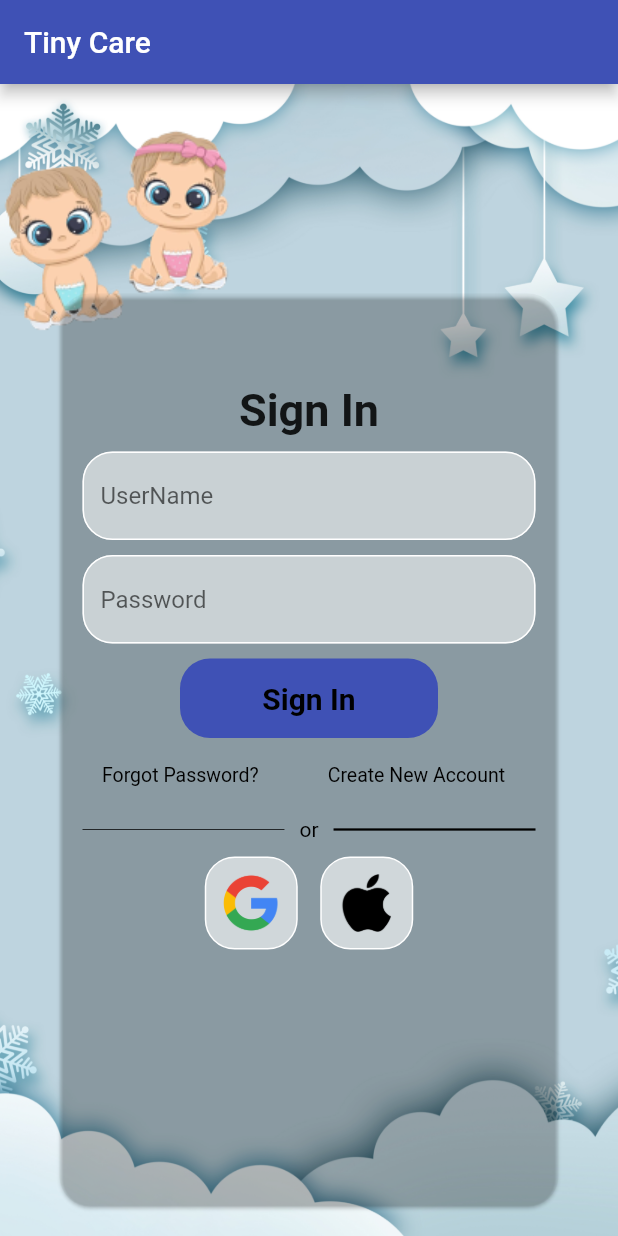
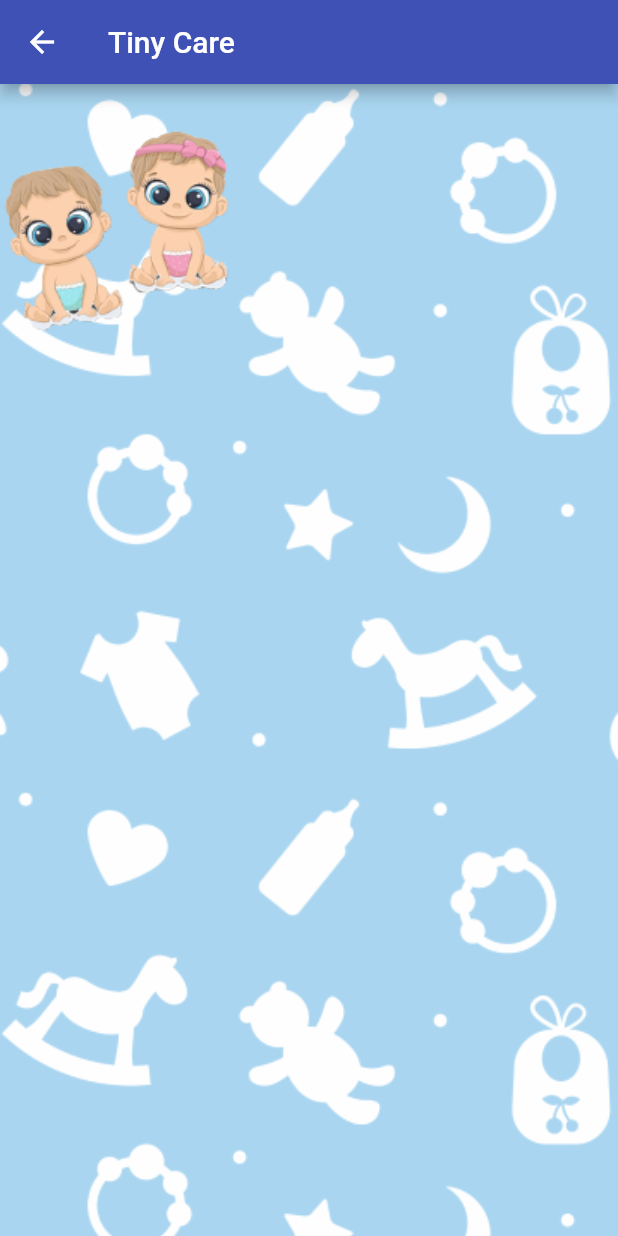
Before and after one commit to Chalana-98/Tiny_Care, a Flutter app: the screen it shows after launch, after a tap on "Sign In", on a phone screen of 412 x 824 dp. Run offline on Flutter 3.47's test engine with Material 2 defaults, Android fonts, the phone set to English and light mode, and no system bars; our stand-ins replace select_form_field.

Commit message:
home page
home page

```diff
--- a/lib/components/my_button.dart
+++ b/lib/components/my_button.dart
@@ -2,9 +2,10 @@ import 'package:flutter/material.dart';
 
 class MyButton extends StatefulWidget {
 
-   MyButton({Key? key, required this.onTap}) : super(key: key);
+   MyButton({Key? key, required this.onTap, required this.text}) : super(key: key);
 
   final Function()? onTap;
+  final String text ;
 
   @override
   State<MyButton> createState() => _MyButtonState();
@@ -16,14 +17,14 @@ class _MyButtonState extends State<MyButton> {
     return  GestureDetector(
       onTap: widget.onTap,
       child: Container(
-        padding: EdgeInsets.all(15),
+        padding: const EdgeInsets.all(15),
         margin: EdgeInsets.symmetric(horizontal: 80),
         decoration: BoxDecoration(color: Colors.indigo,
         borderRadius: BorderRadius.circular(20)),
-        child: const Center(
+        child: Center(
 
-         child: Text('Sign In',
-         style: TextStyle(color: Colors.black,
+         child: Text(widget.text,
+         style: const TextStyle(color: Colors.black,
          fontSize: 20,
          fontWeight: FontWeight.bold),),
 
--- /dev/null
+++ b/lib/screens/home_page.dart
@@ -0,0 +1,48 @@
+import 'package:flutter/material.dart';
+import 'package:tiny_care/widgets/background_image.dart';
+
+class HomePage extends StatefulWidget {
+  const HomePage({super.key});
+
+  @override
+  State<HomePage> createState() => _HomePageState();
+}
+
+class _HomePageState extends State<HomePage> {
+  @override
+  Widget build(BuildContext context) {
+      final size = MediaQuery.of(context).size;
+    return  Scaffold(
+             appBar: AppBar(
+        title: const Text("Tiny Care"),
+      ),
+
+      body:  Stack(
+
+              children: [
+             BackImg(),
+               Scaffold(
+                 backgroundColor: Colors.transparent,
+
+                 body: Stack(
+                  children: [
+                    Positioned(
+                          top: -size.width *0.42,
+                  left: -size.width * 0.48,
+
+                      child: Image.asset(
+                      'assets/images/bbyset1.png',
+                      width: 600,
+                      height: 600,
+
+                    )
+                      ),
+                  ],
+                 ),
+               ),
+              ],
+      ),
+
+    );
+  }
+}
--- a/lib/screens/login_page.dart
+++ b/lib/screens/login_page.dart
@@ -2,6 +2,7 @@ import 'package:flutter/material.dart';
 import 'package:tiny_care/components/my_button.dart';
 import 'package:tiny_care/components/my_textfield.dart';
 import 'package:tiny_care/components/square_tile.dart';
+import 'package:tiny_care/screens/home_page.dart';
 import 'package:tiny_care/screens/register_page.dart';
 import '../widgets/background_image.dart';
 
@@ -84,7 +85,7 @@ class _RootState extends State<Root> {
                             //User name
                             MyTextField(
                               controller: usernameController,
-                              hintText: 'UserName',
+                              hintText: 'User name',
                               obscureText: false,
                             ),
 
@@ -104,7 +105,13 @@ class _RootState extends State<Root> {
                               height: 10,
                             ),
                             MyButton(
-                              onTap: () {},
+                              text: 'Sign In',
+                                onTap: () => {
+                                      Navigator.push(
+                                      context,
+                                      MaterialPageRoute(builder: (context) => const HomePage()),
+                                      )
+                                      },
                             ),
 
                             const SizedBox(
@@ -161,10 +168,10 @@ class _RootState extends State<Root> {
                               height: 4,
                             ),
 
-                            Padding(
-                              padding: const EdgeInsets.symmetric(horizontal: 15),
+                            const Padding(
+                              padding: EdgeInsets.symmetric(horizontal: 15),
                               child: Row(
-                                children: const [
+                                children: [
                                   Expanded(
                                     child: Divider(
                                       thickness: 0.5,
@@ -194,9 +201,9 @@ class _RootState extends State<Root> {
 
                             //google and Apple button
 
-                            Row(
+                            const Row(
                               mainAxisAlignment: MainAxisAlignment.center,
-                              children: const [
+                              children: [
                                 //google
                                 SquareTile(
                                   imagePath: 'assets/images/google.png',
--- a/lib/screens/register_page.dart
+++ b/lib/screens/register_page.dart
@@ -166,22 +166,7 @@ class _RegisterPageState extends State<RegisterPage> {
                               //   onTap: () {},
                               // ),
                               //
-                              Container(
-                                padding: EdgeInsets.all(3),
-                                margin: EdgeInsets.symmetric(horizontal: 1),
-                                decoration: BoxDecoration(color: Colors.indigo,
-                                    borderRadius: BorderRadius.circular(20)),
-                                child: TextButton(
-                                  style: TextButton.styleFrom(
-                                    textStyle: const TextStyle(fontSize: 13),
-                                  ),
-                                  onPressed: () {},
-                                  child: const Text(
-                                    'Sign Up',
-                                    style: TextStyle(color: Colors.black),
-                                  ),
-                                ),
-                              ),
+                            MyButton(onTap: (){}, text: "Sign Up"),
 
 
 
--- a/lib/widgets/background_image.dart
+++ b/lib/widgets/background_image.dart
@@ -8,7 +8,6 @@ class BackgroundImage extends StatelessWidget {
   @override
   Widget build(BuildContext context) {
     return Scaffold(
-
       body: Container(
         decoration: const BoxDecoration(
           image: DecorationImage(
@@ -20,3 +19,23 @@ class BackgroundImage extends StatelessWidget {
     );
   }
 }
+
+
+class BackImg extends StatelessWidget {
+  const BackImg({super.key});
+
+  @override
+  Widget build(BuildContext context) {
+    return Scaffold(
+          body: Container(
+        decoration: const BoxDecoration(
+          image: DecorationImage(
+            image: AssetImage("assets/images/backimg.png"),
+            fit: BoxFit.cover,
+          ),
+        ),
+      ),
+
+    );
+  }
+}
```
Also changed, not shown: assets/images/backimg.png (added), pubspec.lock, 1 other file.
